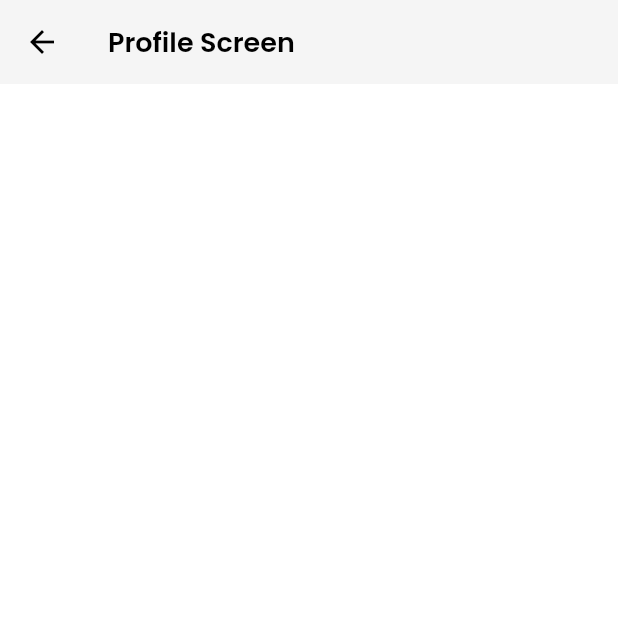
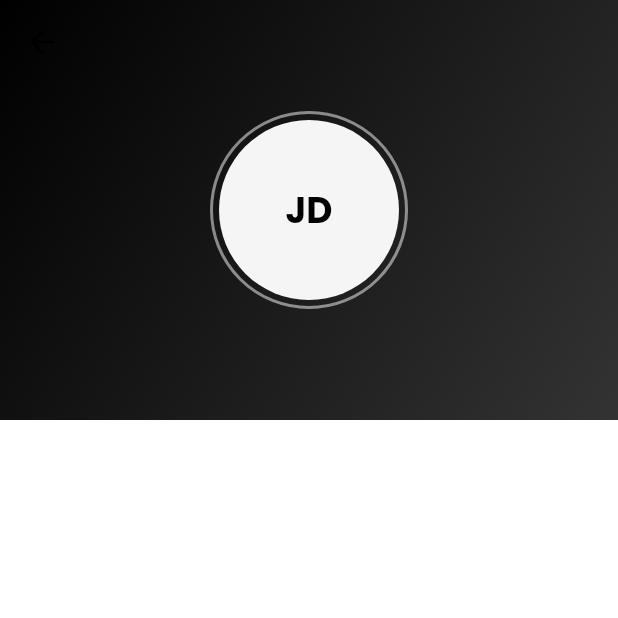
Before and after one commit to msbzz/E_LEARNING_APP, a Flutter app: the ProfileScreen screen opened by its route, on a phone screen of 412 x 824 dp, the top half of it. Run offline on Flutter 3.47's test engine with Material 3 defaults, Android fonts, the phone set to English and light mode, and no system bars; our stand-ins replace bloc, cached_network_image, equatable, flutter_bloc, get, get_storage and 3 more; accounts and stored records are empty.

Commit message:
Profile Screen part1

```diff
--- a/lib/views/profile/profile_screen.dart
+++ b/lib/views/profile/profile_screen.dart
@@ -1,3 +1,5 @@
+import 'package:e_learning_app/core/theme/app_colors.dart';
+import 'package:e_learning_app/views/profile/widgets/profile_app_bar.dart';
 import 'package:flutter/material.dart';
 
 class ProfileScreen extends StatelessWidget {
@@ -5,6 +7,18 @@ class ProfileScreen extends StatelessWidget {
 
   @override
   Widget build(BuildContext context) {
-    return Scaffold(appBar: AppBar(title: Text('Profile Screen')));
+    return Scaffold(
+      backgroundColor: AppColors.lightBackground,
+      body: CustomScrollView(
+        physics: BouncingScrollPhysics(),
+        slivers: [
+          ProfileAppBar(
+            initials: 'JD',
+            fullName: 'John Doe',
+            email: 'johndoel@gmail.com',
+          ),
+        ],
+      ),
+    );
   }
 }
```
Also changed, not shown: lib/views/profile/widgets/profile_app_bar.dart (added, +62 -0 lines).
